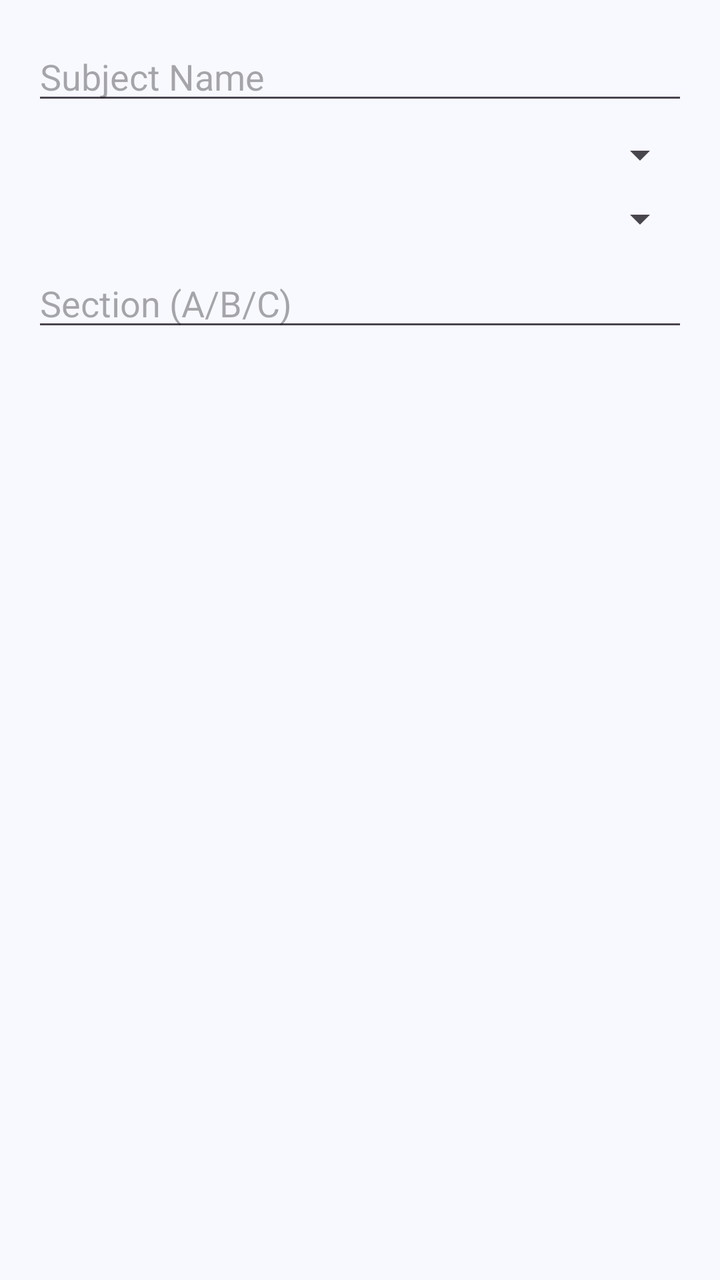
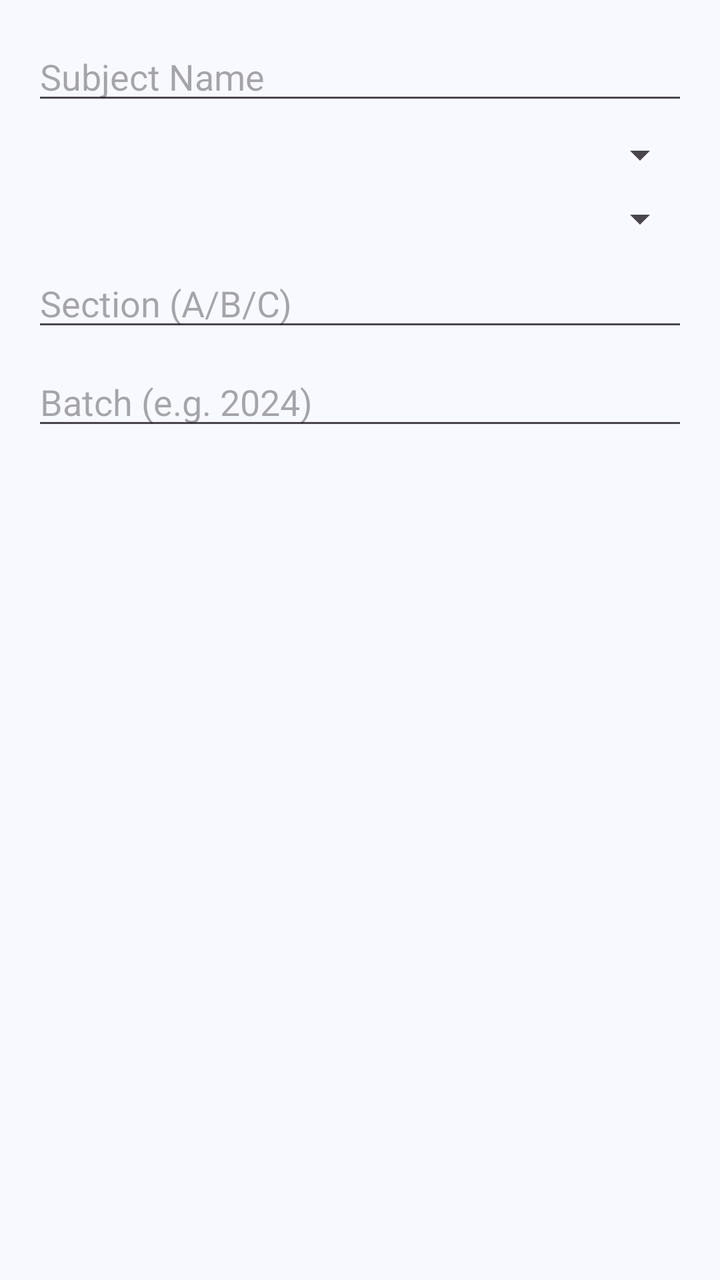

Two renders of the same Android screen: before a commit and after it. Below are the layout's source before the change and the commit's diff.
<!-- AndroidManifest.xml: application theme Theme.AutoAttendance -->
<!-- res/layout/dialog_add_subject.xml -->
<?xml version="1.0" encoding="utf-8"?>
<LinearLayout xmlns:android="http://schemas.android.com/apk/res/android"
    android:orientation="vertical"
    android:padding="16dp"
    android:layout_width="match_parent"
    android:layout_height="wrap_content">

    <EditText
        android:id="@+id/etSubjectName"
        android:hint="Subject Name"
        android:layout_width="match_parent"
        android:layout_height="wrap_content"/>

    <Spinner
        android:id="@+id/spinnerDepartment"
        android:layout_width="match_parent"
        android:layout_height="wrap_content"
        android:layout_marginTop="8dp"/>

    <Spinner
        android:id="@+id/spinnerSemester"
        android:layout_width="match_parent"
        android:layout_height="wrap_content"
        android:layout_marginTop="8dp"/>

    <EditText
        android:id="@+id/etSection"
        android:hint="Section (A/B/C)"
        android:layout_width="match_parent"
        android:layout_height="wrap_content"
        android:layout_marginTop="8dp"/>

</LinearLayout>
<!-- resources referenced by this layout -->
<resources>
  <style name="Theme.AutoAttendance" parent="Theme.Material3.Light.NoActionBar">
          
          <item name="colorPrimary">@color/brand_primary</item>
          <item name="colorOnPrimary">@color/white</item>
          <item name="colorPrimaryContainer">@color/brand_light</item>
          <item name="colorOnPrimaryContainer">@color/brand_primary</item>
  
          
          <item name="colorSecondary">@color/brand_accent</item>
          <item name="colorOnSecondary">@color/white</item>
  
          
          <item name="android:statusBarColor">@color/surface_background</item>
          <item name="android:windowLightStatusBar">true</item>
  
          
          <item name="android:windowBackground">@color/surface_background</item>
          <item name="colorSurface">@color/surface_card</item>
      </style>
  <color name="brand_primary">#50207A</color>
  <color name="white">#FFFFFFFF</color>
  <color name="brand_light">#D6B9FC</color>
  <color name="brand_accent">#838CE5</color>
  <color name="surface_background">#F8F9FE</color>
  <color name="surface_card">#FFFFFF</color>
</resources>

<!-- the commit's change to res/layout/dialog_add_subject.xml (unified diff, before → after) -->
@@ -28,6 +28,17 @@
         android:hint="Section (A/B/C)"
         android:layout_width="match_parent"
         android:layout_height="wrap_content"
-        android:layout_marginTop="8dp"/>
+        android:layout_marginTop="8dp"
+        android:inputType="textCapCharacters"
+        android:maxLength="1"/>
+
+    <EditText
+        android:id="@+id/etBatch"
+        android:hint="Batch (e.g. 2024)"
+        android:layout_width="match_parent"
+        android:layout_height="wrap_content"
+        android:layout_marginTop="8dp"
+        android:inputType="number"
+        android:maxLength="4"/>
 
 </LinearLayout>
